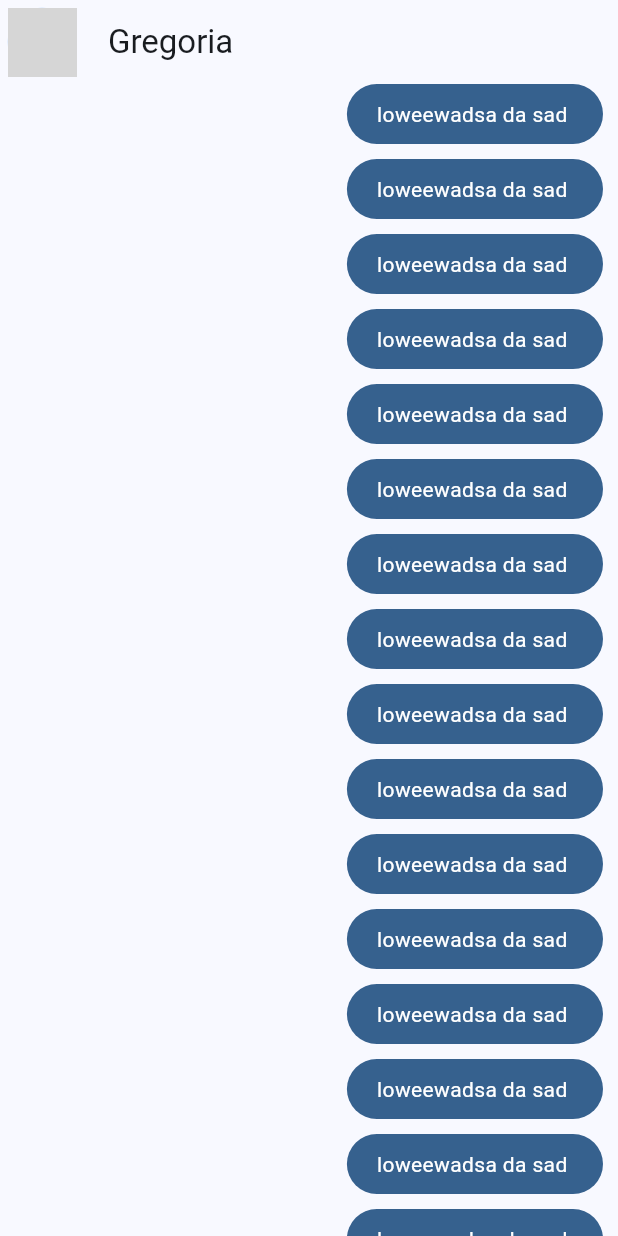
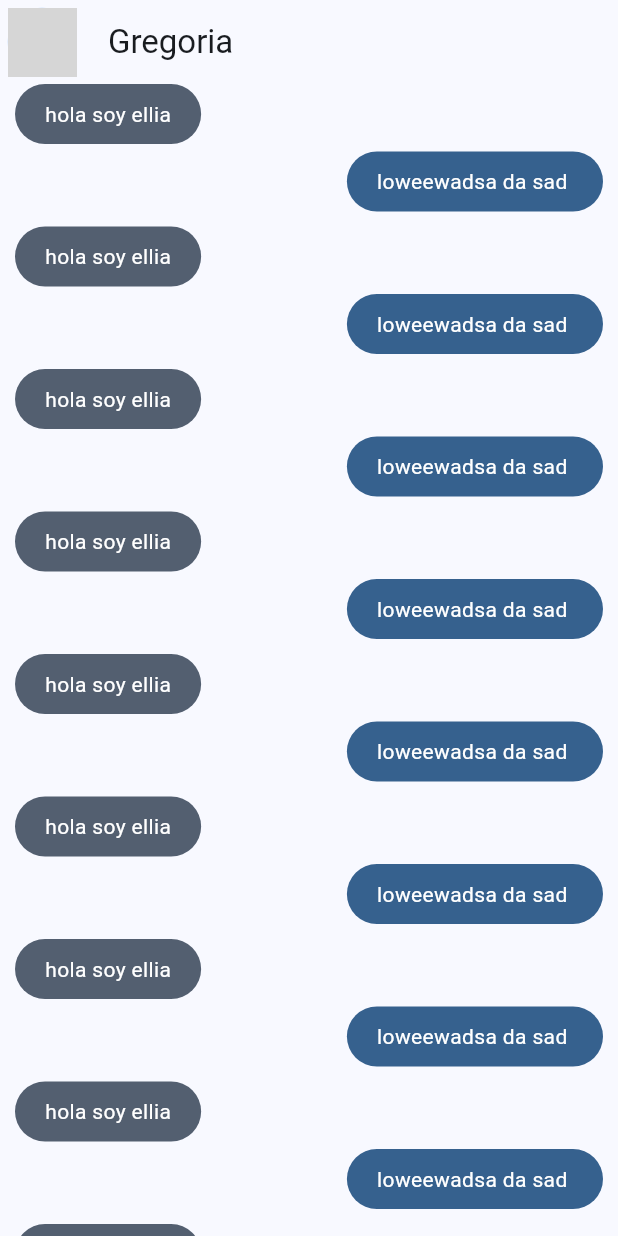
Before and after one commit to LucasMJuarez/chat-app-flutter, a Flutter app: the screen it shows after launch, on a phone screen of 412 x 824 dp. Run offline on Flutter 3.47's test engine with Material 3 defaults, Android fonts, the phone set to English and light mode, and no system bars; network calls fail; grey boxes are pictures that could not be loaded.

Commit message:
replicate meesage bubble for her

```diff
--- a/lib/presentation/screens/chat/chat_screen.dart
+++ b/lib/presentation/screens/chat/chat_screen.dart
@@ -1,3 +1,4 @@
+import 'package:chat_app/presentation/widgets/chat/her_message_bubble.dart';
 import 'package:chat_app/presentation/widgets/chat/my_message_bubble.dart';
 import 'package:flutter/material.dart';
 
@@ -36,7 +37,9 @@ class _ChatView extends StatelessWidget {
               child: ListView.builder(
                 itemCount: 200,
                 itemBuilder: (context, index) {
-                  return const MyMessageBubble();
+                  return index % 2 == 0
+                      ? const HerMessageBubble()
+                      : const MyMessageBubble();
                   // You can customize the message widget here
                 },
               ),
--- /dev/null
+++ b/lib/presentation/widgets/chat/her_message_bubble.dart
@@ -0,0 +1,35 @@
+import 'package:flutter/material.dart';
+
+class HerMessageBubble extends StatelessWidget {
+  const HerMessageBubble({super.key});
+
+  @override
+  Widget build(BuildContext context) {
+    final colors = Theme.of(context).colorScheme;
+
+    return Column(
+      crossAxisAlignment: CrossAxisAlignment.start,
+      children: [
+        Container(
+          decoration: BoxDecoration(
+            color: colors.secondary,
+            borderRadius: BorderRadius.circular(20.0),
+          ),
+          child: Padding(
+            padding: const EdgeInsets.symmetric(
+              horizontal: 20.0,
+              vertical: 10.0,
+            ),
+            child: Text(
+              "hola soy ellia",
+              style: TextStyle(color: Colors.white),
+            ),
+          ),
+        ),
+        SizedBox(height: 5),
+
+        //todo image
+      ],
+    );
+  }
+}
```
